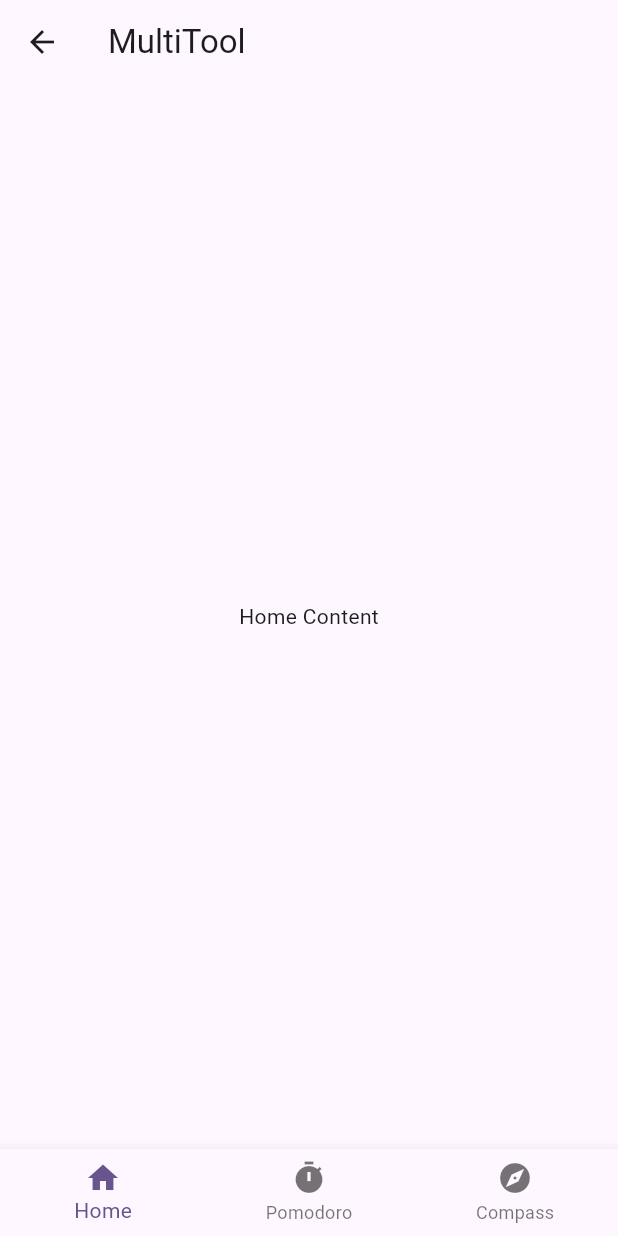
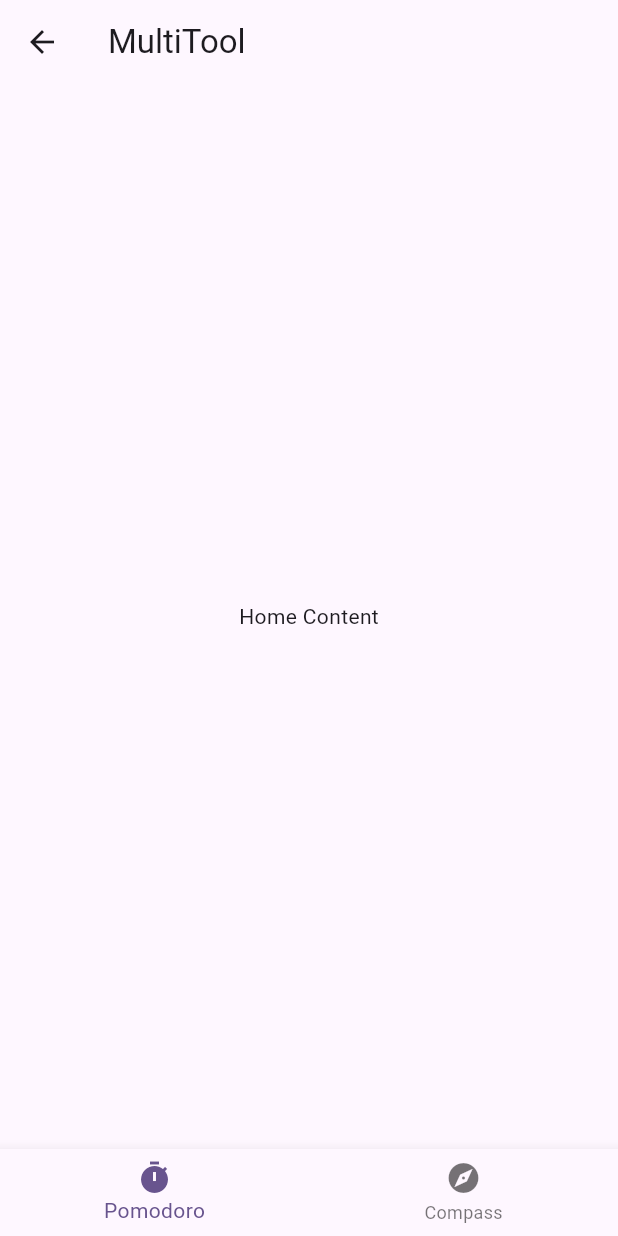
Before and after one commit to Pruthviraj-Guddu/multitool, a Flutter app: the HomePage screen opened directly, on a phone screen of 412 x 824 dp. Run offline on Flutter 3.47's test engine with Material 3 defaults, Android fonts, the phone set to English and light mode, and no system bars; our stand-ins replace flutter_compass, go_router, permission_handler.

Commit message:
remove home screen

```diff
--- a/lib/features/Compass/compass_page.dart
+++ b/lib/features/Compass/compass_page.dart
@@ -45,7 +45,7 @@ class _CompassPageState extends State<CompassPage> {
             }
           },
         ),
-        bottomNavigationBar: const AppBottomNavBar(currentIndex: 2),
+        bottomNavigationBar: const AppBottomNavBar(currentIndex: 1),
       ),
 
     );
--- a/lib/home_page.dart
+++ b/lib/home_page.dart
@@ -6,6 +6,7 @@ class HomePage extends StatelessWidget {
 
   @override
   Widget build(BuildContext context) {
+    // context.go(Routes.pomodoro);
     return Scaffold(
       appBar: AppBar(title: const Text('MultiTool')),
       body: const Center(child: Text('Home Content')),
--- a/lib/main.dart
+++ b/lib/main.dart
@@ -1,8 +1,7 @@
 import 'package:flutter/material.dart';
 import 'package:multitool/widgets/responsive_wrapper.dart';
-// import 'package:go_router/go_router.dart';
-// import 'features/pomodoro/pomodoro_page.dart';
 import 'routes/app_router.dart';
+
 void main() {
   runApp(const MyApp());
 }
--- a/lib/routes/app_router.dart
+++ b/lib/routes/app_router.dart
@@ -7,13 +7,14 @@ import 'package:multitool/home_page.dart';
 
 class AppRouter {
   final GoRouter router = GoRouter(
+    initialLocation:Routes.pomodoro ,
     routes: <RouteBase>[
-      GoRoute(
-        path: Routes.home,
-        builder: (BuildContext context, GoRouterState state) {
-          return const HomePage();
-        },
-      ),
+      // GoRoute(
+      //   path: Routes.home,
+      //   builder: (BuildContext context, GoRouterState state) {
+      //     return const HomePage();
+      //   },
+      // ),
       GoRoute(
         path: Routes.pomodoro,
         name: 'pomodoro',
--- a/lib/widgets/bottom_nav_bar.dart
+++ b/lib/widgets/bottom_nav_bar.dart
@@ -16,22 +16,22 @@ class AppBottomNavBar extends StatelessWidget {
       currentIndex: currentIndex,
       onTap: (index) {
         switch (index) {
+          // case 0:
+          //   context.go(Routes.home);
+          //   break;
           case 0:
-            context.go(Routes.home);
+            context.go(Routes.pomodoro);
             break;
           case 1:
-            context.go(Routes.pomodoro);
-            break;
-          case 2:
             context.go(Routes.compass);
             break;
         }
       },
       items: const [
-        BottomNavigationBarItem(
-          icon: Icon(Icons.home),
-          label: 'Home',
-        ),
+        // BottomNavigationBarItem(
+        //   icon: Icon(Icons.home),
+        //   label: 'Home',
+        // ),
         BottomNavigationBarItem(
           icon: Icon(Icons.timer),
           label: 'Pomodoro',
```
Also changed, not shown: lib/features/pomodoro/pomodoro_page.dart (+11 -11 lines).
